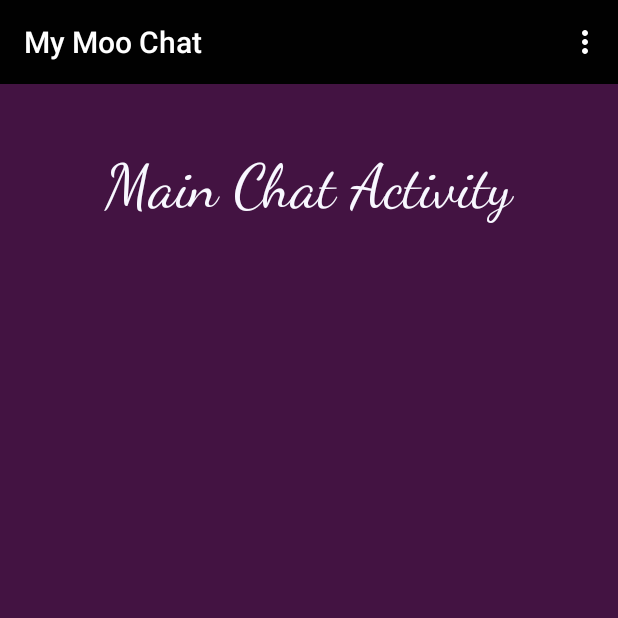
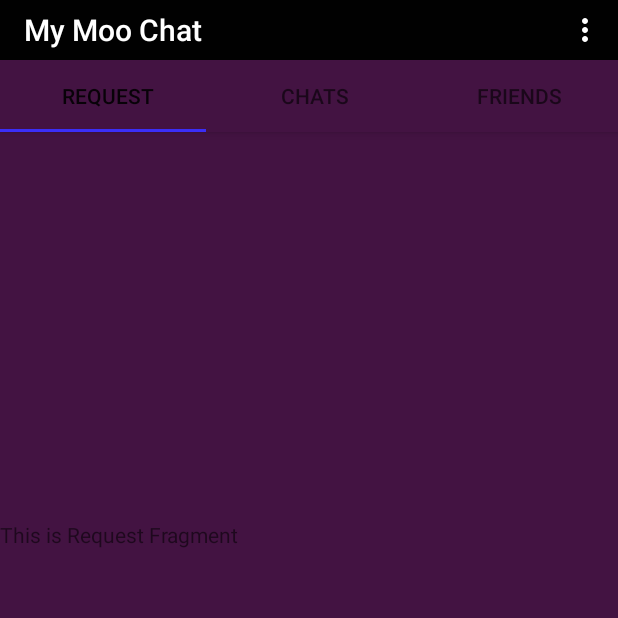
Before and after one commit to MohsanSultan/MooChat, an Android app: the screen it shows after launch once a user with an empty profile is signed in (MainActivity), on a phone screen of 412 x 824 dp, the top half of it. Run offline under Robolectric (Android 15) with nearby library versions, the phone set to English and light mode, and no system bars; our stand-ins replace Firebase (no records; nobody signed in at launch, a user with empty details on screens opened directly).

Commit message:
04-01-19

```diff
--- /dev/null
+++ b/app/src/main/java/com/example/moo_chat/moochat/ChatFragment.java
@@ -0,0 +1,29 @@
+package com.example.moo_chat.moochat;
+
+
+import android.os.Bundle;
+import android.support.v4.app.Fragment;
+import android.view.LayoutInflater;
+import android.view.View;
+import android.view.ViewGroup;
+
+
+/**
+ * A simple {@link Fragment} subclass.
+ */
+public class ChatFragment extends Fragment {
+
+
+    public ChatFragment() {
+        // Required empty public constructor
+    }
+
+
+    @Override
+    public View onCreateView(LayoutInflater inflater, ViewGroup container,
+                             Bundle savedInstanceState) {
+        // Inflate the layout for this fragment
+        return inflater.inflate(R.layout.fragment_chat, container, false);
+    }
+
+}
--- /dev/null
+++ b/app/src/main/java/com/example/moo_chat/moochat/FriendsFragment.java
@@ -0,0 +1,29 @@
+package com.example.moo_chat.moochat;
+
+
+import android.os.Bundle;
+import android.support.v4.app.Fragment;
+import android.view.LayoutInflater;
+import android.view.View;
+import android.view.ViewGroup;
+
+
+/**
+ * A simple {@link Fragment} subclass.
+ */
+public class FriendsFragment extends Fragment {
+
+
+    public FriendsFragment() {
+        // Required empty public constructor
+    }
+
+
+    @Override
+    public View onCreateView(LayoutInflater inflater, ViewGroup container,
+                             Bundle savedInstanceState) {
+        // Inflate the layout for this fragment
+        return inflater.inflate(R.layout.fragment_friends, container, false);
+    }
+
+}
--- a/app/src/main/java/com/example/moo_chat/moochat/MainActivity.java
+++ b/app/src/main/java/com/example/moo_chat/moochat/MainActivity.java
@@ -1,11 +1,14 @@
 package com.example.moo_chat.moochat;
 
 import android.content.Intent;
+import android.support.design.widget.TabLayout;
+import android.support.v4.view.ViewPager;
 import android.support.v7.app.AppCompatActivity;
 import android.os.Bundle;
 import android.support.v7.widget.Toolbar;
 import android.view.Menu;
 import android.view.MenuItem;
+
 
 import com.google.firebase.auth.FirebaseAuth;
 import com.google.firebase.auth.FirebaseUser;
@@ -16,6 +19,11 @@ public class MainActivity extends AppCompatActivity {
     private FirebaseAuth mAuth;
     private Toolbar mToolbar;
 
+    private ViewPager myViewPager;
+    private TabLayout myTabLayout;
+
+    private SectionPagerAdapter myPagerAdapter ;
+
     @Override
     protected void onCreate(Bundle savedInstanceState) {
         super.onCreate(savedInstanceState);
@@ -23,10 +31,23 @@ public class MainActivity extends AppCompatActivity {
 
         mAuth = FirebaseAuth.getInstance();
 
+        InitFields();
+
+    }
+
+    private void InitFields() {
+
         mToolbar = findViewById(R.id.main_page_toolbar);
         setSupportActionBar(mToolbar);
         getSupportActionBar().setTitle("My Moo Chat");
 
+        myViewPager = findViewById(R.id.tab_pager);
+
+        myPagerAdapter = new SectionPagerAdapter(getSupportFragmentManager());
+        myViewPager.setAdapter(myPagerAdapter);
+
+        myTabLayout = findViewById(R.id.main_tabs);
+        myTabLayout.setupWithViewPager(myViewPager);
     }
 
     @Override
--- a/app/src/main/java/com/example/moo_chat/moochat/RegisterActivity.java
+++ b/app/src/main/java/com/example/moo_chat/moochat/RegisterActivity.java
@@ -102,6 +102,7 @@ public class RegisterActivity extends AppCompatActivity implements  View.OnClick
 
             if (task.isComplete()){
                 Intent regIntent = new Intent(RegisterActivity.this , MainActivity.class);
+                regIntent.addFlags(Intent.FLAG_ACTIVITY_NEW_TASK | Intent.FLAG_ACTIVITY_CLEAR_TASK);
                 startActivity(regIntent);
                 pDialog.dismiss();
                 finish();
--- /dev/null
+++ b/app/src/main/java/com/example/moo_chat/moochat/RequestFragment.java
@@ -0,0 +1,31 @@
+package com.example.moo_chat.moochat;
+
+
+import android.os.Bundle;
+import android.support.v4.app.Fragment;
+import android.view.LayoutInflater;
+import android.view.View;
+import android.view.ViewGroup;
+
+
+
+
+/**
+ * A simple {@link Fragment} subclass.
+ */
+public class RequestFragment extends Fragment {
+
+
+    public RequestFragment() {
+        // Required empty public constructor
+    }
+
+
+    @Override
+    public View onCreateView(LayoutInflater inflater, ViewGroup container,
+                             Bundle savedInstanceState) {
+        // Inflate the layout for this fragment
+        return inflater.inflate(R.layout.fragment_request, container, false);
+    }
+
+}
--- /dev/null
+++ b/app/src/main/java/com/example/moo_chat/moochat/SectionPagerAdapter.java
@@ -0,0 +1,55 @@
+package com.example.moo_chat.moochat;
+
+import android.support.v4.app.Fragment;
+import android.support.v4.app.FragmentManager;
+import android.support.v4.app.FragmentPagerAdapter;
+import android.text.SpannableStringBuilder;
+import android.widget.Switch;
+
+class SectionPagerAdapter extends FragmentPagerAdapter{
+    public SectionPagerAdapter(FragmentManager fm) {
+        super(fm);
+    }
+
+    @Override
+    public Fragment getItem(int position) {
+
+        switch(position) {
+            case 0:
+                RequestFragment requestFragment = new RequestFragment();
+                return requestFragment;
+            case 1:
+                ChatFragment chatFragment = new ChatFragment();
+                return chatFragment;
+            case 2:
+                FriendsFragment friendsFragment= new FriendsFragment();
+                return friendsFragment;
+                default:
+                    return null;
+        }
+    }
+
+    @Override
+    public int getCount() {
+        return 3;
+    }
+
+    public CharSequence getPageTitle(int position) {
+        SpannableStringBuilder sb;
+        switch (position){
+            case 0:
+                sb = new SpannableStringBuilder("  REQUEST");
+                return sb;
+            case 1:
+                sb = new SpannableStringBuilder("  CHATS");
+                return sb;
+            case 2:
+                sb = new SpannableStringBuilder("  Friends");
+                return sb;
+            default:
+                return null;
+
+        }
+
+    }
+}
--- a/app/src/main/java/com/example/moo_chat/moochat/SignInActivity.java
+++ b/app/src/main/java/com/example/moo_chat/moochat/SignInActivity.java
@@ -73,6 +73,7 @@ public class SignInActivity extends AppCompatActivity {
             if (task.isSuccessful()){
                 pDialog.dismiss();
                 Intent mainIntent = new Intent(SignInActivity.this , MainActivity.class);
+                mainIntent.addFlags(Intent.FLAG_ACTIVITY_NEW_TASK | Intent.FLAG_ACTIVITY_CLEAR_TASK);
                 startActivity(mainIntent);
                 finish();
             } else {
--- a/app/src/main/res/layout/activity_main.xml
+++ b/app/src/main/res/layout/activity_main.xml
@@ -8,19 +8,33 @@
     android:background="@color/colorPrimary"
     tools:context=".MainActivity">
 
-    <include layout="@layout/app_bar_layout"
-        android:id="@+id/main_page_toolbar"/>
+    <android.support.design.widget.AppBarLayout
+        android:layout_width="match_parent"
+        android:layout_height="wrap_content">
 
-    <TextView
-        android:id="@+id/textView"
-        android:layout_width="338dp"
-        android:layout_height="wrap_content"
-        android:layout_marginTop="100dp"
-        android:layout_centerHorizontal="true"
-        android:fontFamily="cursive"
-        android:text="Main Chat Activity"
-        android:textAlignment="center"
-        android:textColor="#F8F8FF"
-        android:textSize="40sp" />
+        <include
+            android:id="@+id/main_page_toolbar"
+            layout="@layout/app_bar_layout" />
+
+
+        <android.support.design.widget.TabLayout
+            android:id="@+id/main_tabs"
+            android:layout_width="match_parent"
+            android:layout_height="wrap_content">
+
+        </android.support.design.widget.TabLayout>
+
+    </android.support.design.widget.AppBarLayout>
+
+
+    <android.support.v4.view.ViewPager
+        android:id="@+id/tab_pager"
+        android:layout_width="match_parent"
+        android:layout_height="477dp"
+        android:layout_alignParentBottom="true"
+        android:layout_alignParentStart="true">
+
+    </android.support.v4.view.ViewPager>
+
 
 </RelativeLayout>
--- a/app/src/main/res/layout/app_bar_layout.xml
+++ b/app/src/main/res/layout/app_bar_layout.xml
@@ -3,7 +3,7 @@
     xmlns:tools="http://schemas.android.com/tools"
     android:id="@+id/main_app_bar"
     android:layout_width="match_parent"
-    android:layout_height="wrap_content"
+    android:layout_height="40dp"
     android:background="#010101"
     android:theme="@style/ThemeOverlay.AppCompat.Dark.ActionBar">
 
--- /dev/null
+++ b/app/src/main/res/layout/fragment_chat.xml
@@ -0,0 +1,14 @@
+<?xml version="1.0" encoding="utf-8"?>
+<FrameLayout xmlns:android="http://schemas.android.com/apk/res/android"
+    xmlns:tools="http://schemas.android.com/tools"
+    android:layout_width="match_parent"
+    android:layout_height="match_parent"
+    tools:context=".ChatFragment">
+
+    <!-- TODO: Update blank fragment layout -->
+    <TextView
+        android:layout_width="match_parent"
+        android:layout_height="match_parent"
+        android:text="This is chat fragment" />
+
+</FrameLayout>
--- /dev/null
+++ b/app/src/main/res/layout/fragment_friends.xml
@@ -0,0 +1,14 @@
+<?xml version="1.0" encoding="utf-8"?>
+<FrameLayout xmlns:android="http://schemas.android.com/apk/res/android"
+    xmlns:tools="http://schemas.android.com/tools"
+    android:layout_width="match_parent"
+    android:layout_height="match_parent"
+    tools:context=".FriendsFragment">
+
+    <!-- TODO: Update blank fragment layout -->
+    <TextView
+        android:layout_width="match_parent"
+        android:layout_height="match_parent"
+        android:text="this is friends fragment" />
+
+</FrameLayout>
--- /dev/null
+++ b/app/src/main/res/layout/fragment_request.xml
@@ -0,0 +1,14 @@
+<?xml version="1.0" encoding="utf-8"?>
+<FrameLayout xmlns:android="http://schemas.android.com/apk/res/android"
+    xmlns:tools="http://schemas.android.com/tools"
+    android:layout_width="match_parent"
+    android:layout_height="match_parent"
+    tools:context=".RequestFragment">
+
+    <!-- TODO: Update blank fragment layout -->
+    <TextView
+        android:layout_width="match_parent"
+        android:layout_height="match_parent"
+        android:text="This is Request Fragment" />
+
+</FrameLayout>
--- a/app/src/main/res/values/strings.xml
+++ b/app/src/main/res/values/strings.xml
@@ -13,4 +13,6 @@
     <string name="all_users">All Users</string>
     <string name="sign_in">Sign In Moo</string>
     <string name="description">description</string>
+
+    <!-- TODO: Remove or change this placeholder text -->
 </resources>
```
